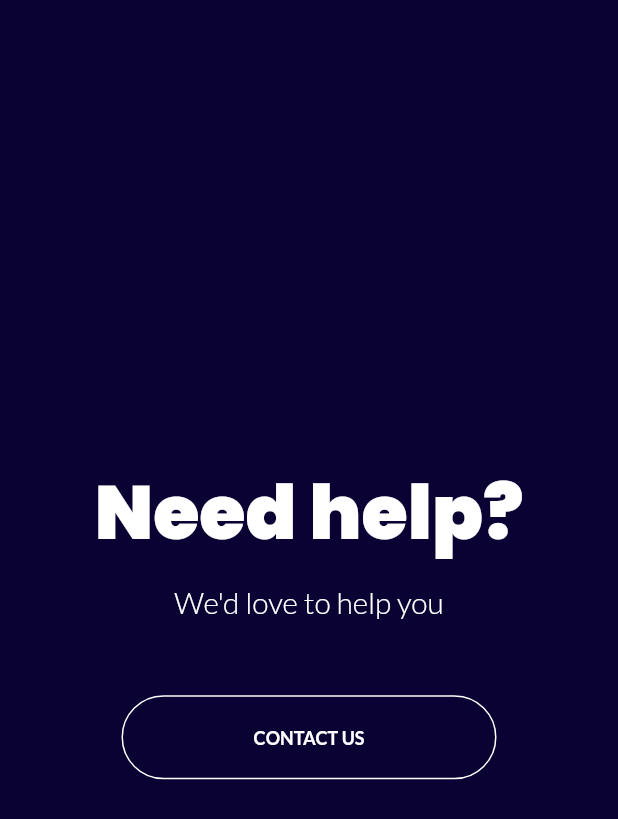
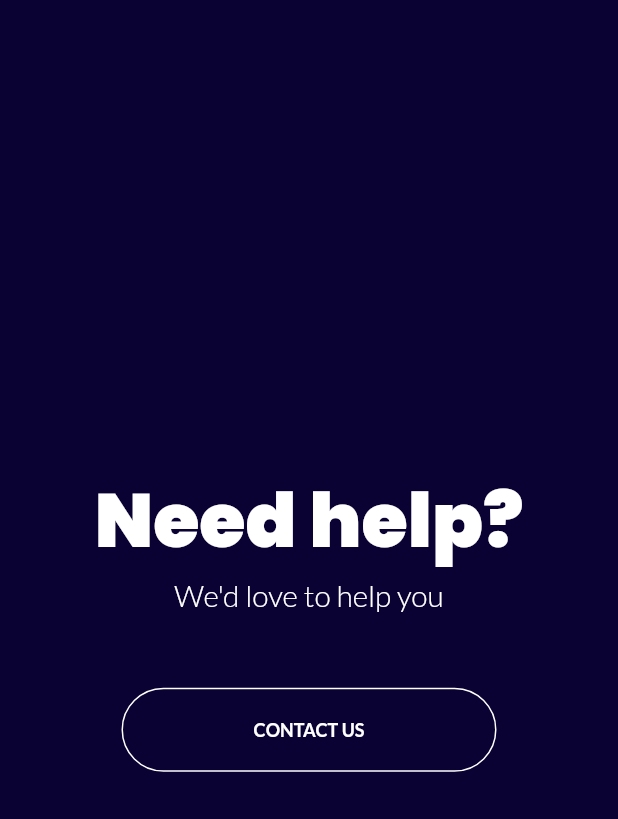
Before and after one commit to kingmanimarankv/shuttle_whizz, a Flutter app: the HelpSection widget shown alone on an empty page, opened directly, on a phone screen of 412 x 824 dp. Shown: the top 819 px of the screen. Run offline on Flutter 3.47's test engine with Material 2 defaults, Android fonts, the phone set to English and light mode, and no system bars; our stand-ins replace google_fonts; network calls fail.

Commit message:
Fix Ui Corrections

```diff
--- a/lib/common/widgets/button.dart
+++ b/lib/common/widgets/button.dart
@@ -8,7 +8,9 @@ class Button extends StatelessWidget {
 
   @override
   Widget build(BuildContext context) {
-    return Container(
+    return InkWell(
+      onTap: () {},
+      child: Container(
         padding: const EdgeInsets.all(20),
         width: 250,
         decoration: BoxDecoration(
@@ -24,6 +26,7 @@ class Button extends StatelessWidget {
             ),
           ),
         ),
+      ),
     );
   }
 }
--- a/lib/common/widgets/outline_button.dart
+++ b/lib/common/widgets/outline_button.dart
@@ -16,7 +16,9 @@ class OutlineButton extends StatelessWidget {
 
   @override
   Widget build(BuildContext context) {
-    return Container(
+    return InkWell(
+      onTap: () {},
+      child: Container(
         padding: const EdgeInsets.all(20),
         width: 250,
         decoration: BoxDecoration(
@@ -33,6 +35,7 @@ class OutlineButton extends StatelessWidget {
             ),
           ),
         ),
+      ),
     );
   }
 }
--- a/lib/constants/string_constants.dart
+++ b/lib/constants/string_constants.dart
@@ -1,7 +1,7 @@
 class StringConstants {
-  static const welcome = "Welcome!";
+  static const welcome = "Welcome";
   static const heroSectionSubText =
-      "Time spent playing badminton in Shuttle Whizz Badminton Club\nis never wasted.";
+      "Time spent playing badminton in Shuttle Whizz Badminton Club is never wasted.";
   static const bookNow = "Book Now";
   static const preferenceSectionHeading = "Here is why more players prefer us?";
   static const proCoaching = "Pro Coaching";
--- a/lib/screens/home_screen.dart
+++ b/lib/screens/home_screen.dart
@@ -14,6 +14,7 @@ class HomeScreen extends StatelessWidget {
       appBar: AppBar(),
       body: SingleChildScrollView(
         child: Column(
+          crossAxisAlignment: CrossAxisAlignment.center,
           children: [
             const HeroSection(),
             PlayItForwardSection(),
--- a/lib/screens/widgets/help_section.dart
+++ b/lib/screens/widgets/help_section.dart
@@ -22,15 +22,14 @@ class HelpSection extends StatelessWidget {
             style: TextThemeConstants.headingStyle.copyWith(
               color: ColorConstants.whiteColor,
             ),
-          ),
-          const SizedBox(
-            height: 10,
+            textAlign: TextAlign.center,
           ),
           Text(
             StringConstants.needHelpSubTitle,
             style: TextThemeConstants.subTitleStyle.copyWith(
               color: ColorConstants.whiteColor,
             ),
+            textAlign: TextAlign.center,
           ),
           const SizedBox(height: 50),
           const OutlineButton(
--- a/lib/screens/widgets/hero_section.dart
+++ b/lib/screens/widgets/hero_section.dart
@@ -29,6 +29,7 @@ class HeroSection extends StatelessWidget {
                 Text(
                   StringConstants.welcome,
                   style: TextThemeConstants.headingStyle,
+                  textAlign: TextAlign.center,
                 ),
                 const SizedBox(
                   height: 10,
```
Also changed, not shown: lib/screens/widgets/play_it_forward_section.dart (+23 -15 lines), lib/screens/widgets/preference_section.dart (+7 -3 lines). Lines whose indentation alone changed are shown as unchanged.
